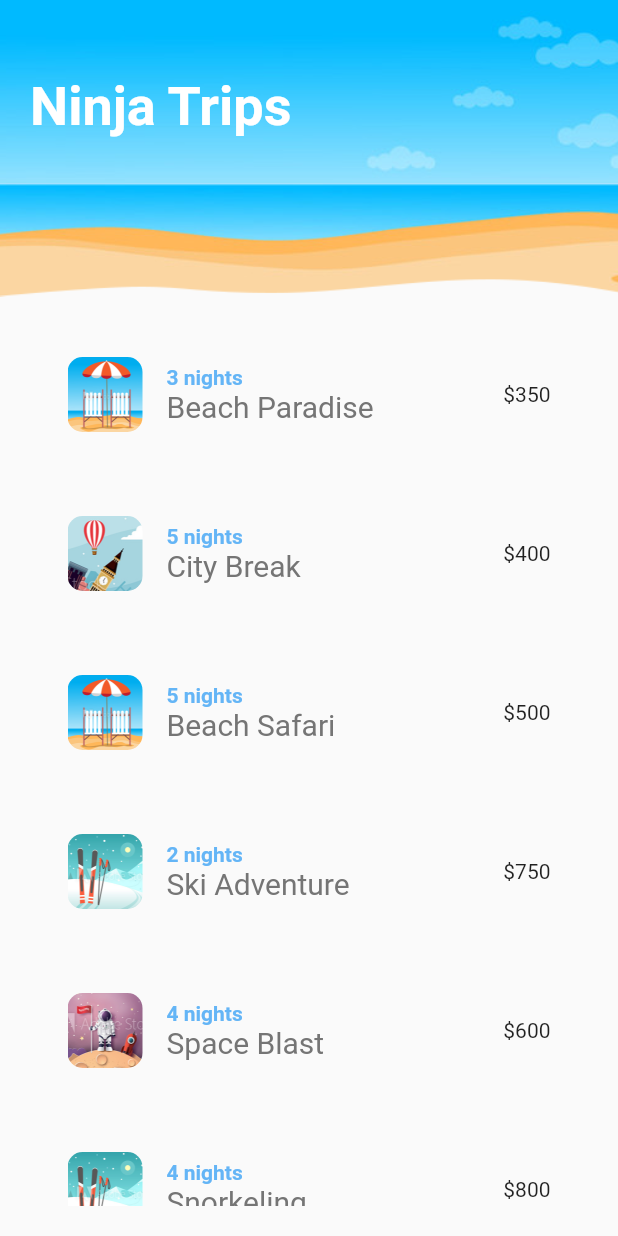
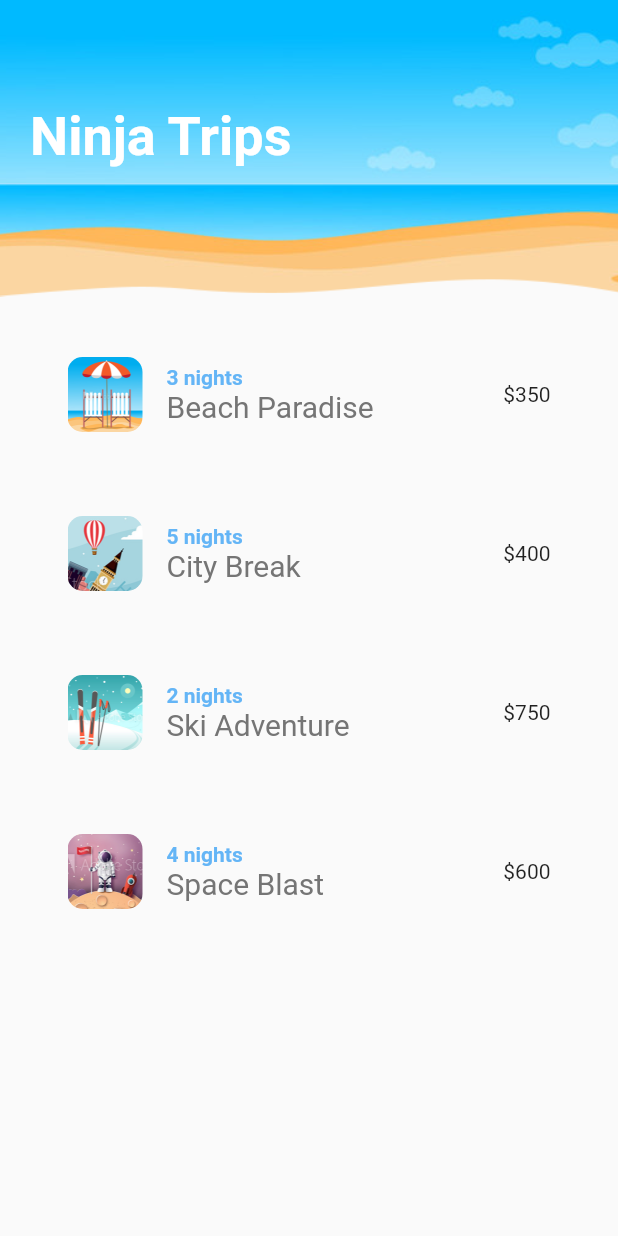
Before and after one commit to Shubham-Hadgal/Flutter-Animation, a Flutter app: the screen it shows after launch, on a phone screen of 412 x 824 dp. Run offline on Flutter 3.47's test engine with Material 2 defaults, Android fonts, the phone set to English and light mode, and no system bars; missing offline and left inert: lipsum.

Commit message:
Added Animation
Added title animation and hero page transition animation

```diff
--- a/lib/models/Trip.dart
+++ b/lib/models/Trip.dart
@@ -4,5 +4,5 @@ class Trip {
   final String nights;
   final String img;
 
-  Trip({this.title, this.price, this.nights, this.img});
+  Trip({required this.title, required this.price, required this.nights, required this.img});
 }
--- a/lib/screens/details.dart
+++ b/lib/screens/details.dart
@@ -6,7 +6,7 @@ import 'package:lipsum/lipsum.dart' as lipsum;
 class Details extends StatelessWidget {
 
   final Trip trip;
-  Details({ @required this.trip });
+  Details({ required this.trip });
 
   @override
   Widget build(BuildContext context) {
@@ -21,11 +21,14 @@ class Details extends StatelessWidget {
           crossAxisAlignment: CrossAxisAlignment.stretch,
           children: <Widget>[
             ClipRRect(
-              child: Image.asset(
-                'images/${trip.img}',
-                height: 360,
-                fit: BoxFit.cover,
-                alignment: Alignment.topCenter,
+              child: Hero(
+                tag: 'location-img-${trip.img}',
+                child: Image.asset(
+                  'images/${trip.img}',
+                  height: 360,
+                  fit: BoxFit.cover,
+                  alignment: Alignment.topCenter,
+                ),
               )
             ),
             SizedBox(height: 30),
--- a/lib/screens/home.dart
+++ b/lib/screens/home.dart
@@ -12,6 +12,7 @@ class _HomeState extends State<Home> {
   @override
   Widget build(BuildContext context) {
     return Scaffold(
+      //backgroundColor: Colors.black54,
       body: Container(
         padding: EdgeInsets.all(20),
         decoration: BoxDecoration(
--- a/lib/shared/screenTitle.dart
+++ b/lib/shared/screenTitle.dart
@@ -3,13 +3,23 @@ import 'package:flutter/material.dart';
 class ScreenTitle extends StatelessWidget {
   final String text;
 
-  const ScreenTitle({Key key, this.text}) : super(key: key);
+  const ScreenTitle({Key? key, required this.text}) : super(key: key);
 
   @override
   Widget build(BuildContext context) {
-    return Text(
-      text,
-      style: TextStyle(fontSize: 36, color: Colors.white, fontWeight: FontWeight.bold),
+    return TweenAnimationBuilder(
+      child: Text(
+        text,
+        style: TextStyle(fontSize: 36, color: Colors.white, fontWeight: FontWeight.bold),
+      ),
+      tween: Tween<double>(begin: 0, end: 1),
+      duration: Duration(milliseconds: 500),
+      builder: (BuildContext context, double _val, Widget? child) {
+        return Padding(
+          padding: EdgeInsets.only(top: _val * 20),
+          child: child,
+        );
+      }
     );
   }
 }
--- a/lib/shared/tripList.dart
+++ b/lib/shared/tripList.dart
@@ -22,11 +22,8 @@ class _TripListState extends State<TripList> {
     List<Trip> _trips = [
       Trip(title: 'Beach Paradise', price: '350', nights: '3', img: 'beach.png'),
       Trip(title: 'City Break', price: '400', nights: '5', img: 'city.png'),
-      Trip(title: 'Beach Safari', price: '500', nights: '5', img: 'beach.png'),
       Trip(title: 'Ski Adventure', price: '750', nights: '2', img: 'ski.png'),
       Trip(title: 'Space Blast', price: '600', nights: '4', img: 'space.png'),
-      Trip(title: 'Snorkeling', price: '800', nights: '4', img: 'ski.png'),
-      Trip(title: 'Adventure', price: '1200', nights: '5', img: 'space.png'),
     ];
 
     _trips.forEach((Trip trip) {
@@ -50,9 +47,12 @@ class _TripListState extends State<TripList> {
       ),
       leading: ClipRRect(
         borderRadius: BorderRadius.circular(10.0),
-        child: Image.asset(
-          'images/${trip.img}',
-          height: 50.0,
+        child: Hero(
+          tag: 'location-img-${trip.img}',
+          child: Image.asset(
+            'images/${trip.img}',
+            height: 50.0,
+          ),
         ),
       ),
       trailing: Text('\$${trip.price}'),
--- a/pubspec.yaml
+++ b/pubspec.yaml
@@ -18,7 +18,7 @@ publish_to: 'none' # Remove this line if you wish to publish to pub.dev
 version: 1.0.0+1
 
 environment:
-  sdk: ">=2.7.0 <3.0.0"
+  sdk: ">=2.15.1 <3.0.0"
 
 dependencies:
   flutter:
```
Also changed, not shown: pubspec.lock.
